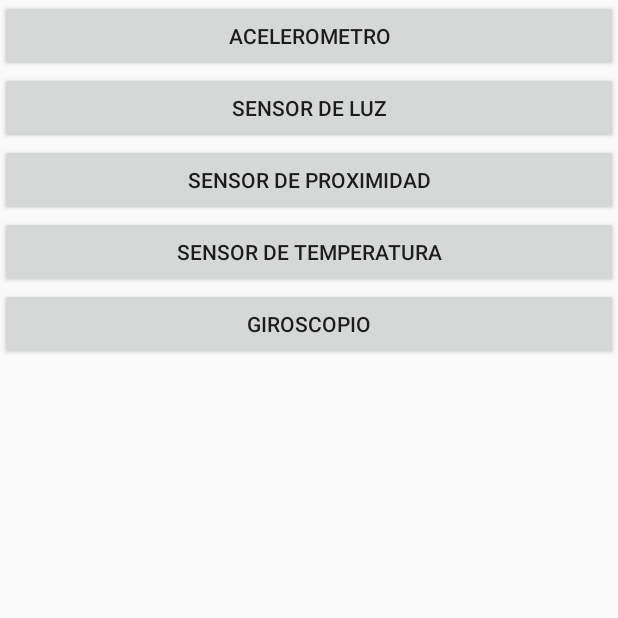
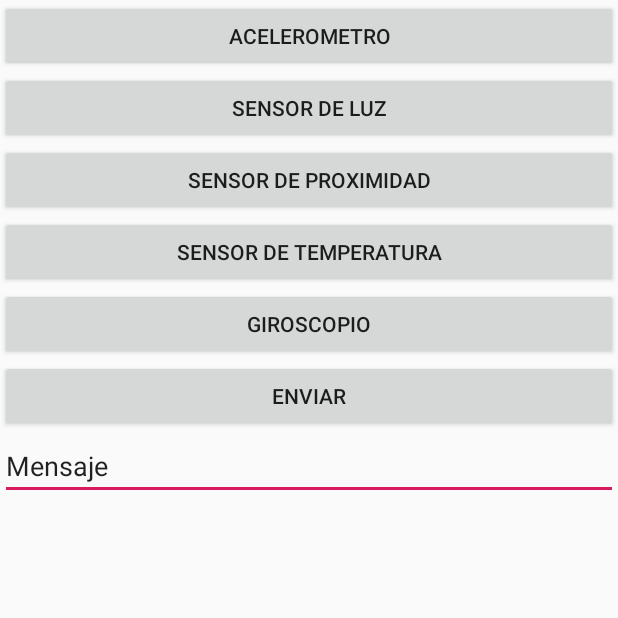
Before and after one commit to Bojorge/HelpEyesApp, an Android app: the screen it shows after launch (MainActivity), on a phone screen of 412 x 824 dp, the top half of it. Run offline under Robolectric (Android 15) with nearby library versions, the phone set to English and light mode, and no system bars.

Commit message:
Se hacen correcciones

```diff
--- a/app/src/main/AndroidManifest.xml
+++ b/app/src/main/AndroidManifest.xml
@@ -3,6 +3,7 @@
     xmlns:dist="http://schemas.android.com/apk/distribution"
     package="com.example.helpeyes">
 
+    <uses-permission android:name="android.permission.INTERNET"></uses-permission>
     <dist:module dist:instant="true" />
 
     <application
--- a/app/src/main/java/com/example/helpeyes/MainActivity.java
+++ b/app/src/main/java/com/example/helpeyes/MainActivity.java
@@ -2,20 +2,27 @@ package com.example.helpeyes;
 
 import android.app.Activity;
 import android.content.Intent;
+import android.os.AsyncTask;
 import android.os.Bundle;
 import android.view.View;
 import android.widget.Button;
+import android.widget.EditText;
+
+import androidx.appcompat.app.AppCompatActivity;
+
+import java.io.IOException;
+import java.net.Socket;
 
 
+public class MainActivity extends AppCompatActivity {
 
 
-public class MainActivity extends Activity {
-
-    /** Called when the activity is first created. */
 
     Button acelerometro;
     Button sensorLuz;
     Button proximidad;
+    EditText mensaje;
+    Button enviar;
 
 
     @Override
@@ -24,14 +31,16 @@ public class MainActivity extends Activity {
         super.onCreate(savedInstanceState);
         setContentView(R.layout.activity_main);
 
-        acelerometro=(Button)findViewById(R.id.btnAcelerometro);
-        sensorLuz=(Button)findViewById(R.id.btnSensorLuz);
-        proximidad=(Button)findViewById(R.id.btnProximidad);
+        acelerometro = (Button) findViewById(R.id.btnAcelerometro);
+        sensorLuz = (Button) findViewById(R.id.btnSensorLuz);
+        proximidad = (Button) findViewById(R.id.btnProximidad);
+        mensaje = (EditText) findViewById(R.id.btnEditar);
+        enviar = (Button) findViewById(R.id.btnEnviar);
 
         acelerometro.setOnClickListener(new View.OnClickListener() {
             @Override
             public void onClick(View view) {
-                Intent acelerometro=new Intent(MainActivity.this,Acelerometro.class);
+                Intent acelerometro = new Intent(MainActivity.this, Acelerometro.class);
                 startActivity(acelerometro);
             }
         });
@@ -39,7 +48,7 @@ public class MainActivity extends Activity {
         sensorLuz.setOnClickListener(new View.OnClickListener() {
             @Override
             public void onClick(View view) {
-                Intent sensorLuz=new Intent(MainActivity.this,SensorLuz.class);
+                Intent sensorLuz = new Intent(MainActivity.this, SensorLuz.class);
                 startActivity(sensorLuz);
             }
         });
@@ -47,18 +56,18 @@ public class MainActivity extends Activity {
         proximidad.setOnClickListener(new View.OnClickListener() {
             @Override
             public void onClick(View view) {
-                Intent proximidad=new Intent(MainActivity.this,SensorProximidad.class);
+                Intent proximidad = new Intent(MainActivity.this, SensorProximidad.class);
                 startActivity(proximidad);
             }
         });
+
     }
-
 
     protected void onResume() {
         super.onResume();
     }
 
-    protected void onPause() {
+        protected void onPause() {
         super.onPause();
     }
 
@@ -66,5 +75,9 @@ public class MainActivity extends Activity {
         super.onStop();
     }
 
+    public void enviar(View vista){
+        Cliente c=new Cliente(this);
+        c.execute(mensaje.getText().toString());
+    }
 
 }
--- a/app/src/main/res/layout/activity_main.xml
+++ b/app/src/main/res/layout/activity_main.xml
@@ -35,4 +35,18 @@
         android:layout_height="wrap_content"
         android:text="Giroscopio" />
 
+    <Button
+        android:id="@+id/btnEnviar"
+        android:layout_width="match_parent"
+        android:layout_height="wrap_content"
+        android:onClick="enviar"
+        android:text="Enviar"/>
+
+
+    <EditText
+        android:id="@+id/btnEditar"
+        android:layout_width="match_parent"
+        android:layout_height="wrap_content"
+        android:text="Mensaje"/>
+
 </LinearLayout>
```
Also changed, not shown: app/src/main/java/com/example/helpeyes/Cliente.java (+39 -1 lines).
